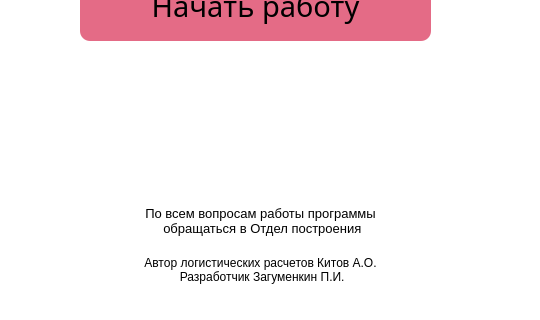
Before: the Qt Designer form data/ui/authorization.ui in PavelZagumenkin/Malina_Orders_v2, drawn with Qt 5; both pictures show x 740 to 1280 and y 400 to 720 of the 1280 by 720 pixel window.
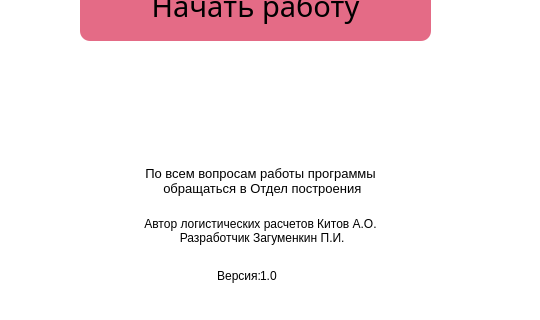
After: the same form once the commit is applied. Icons and pictures are not drawn.

Patch:
```diff
--- a/data/ui/authorization.ui
+++ b/data/ui/authorization.ui
@@ -140,7 +140,7 @@
     <property name="geometry">
      <rect>
       <x>820</x>
-      <y>649</y>
+      <y>610</y>
       <width>361</width>
       <height>41</height>
      </rect>
@@ -246,7 +246,7 @@
     <property name="geometry">
      <rect>
       <x>830</x>
-      <y>590</y>
+      <y>550</y>
       <width>341</width>
       <height>61</height>
      </rect>
@@ -286,6 +286,60 @@
      <number>10</number>
     </property>
    </widget>
+   <widget class="QLabel" name="label_version_text">
+    <property name="geometry">
+     <rect>
+      <x>820</x>
+      <y>660</y>
+      <width>181</width>
+      <height>31</height>
+     </rect>
+    </property>
+    <property name="font">
+     <font>
+      <family>Arial</family>
+     </font>
+    </property>
+    <property name="layoutDirection">
+     <enum>Qt::LeftToRight</enum>
+    </property>
+    <property name="text">
+     <string>Версия:</string>
+    </property>
+    <property name="alignment">
+     <set>Qt::AlignRight|Qt::AlignTrailing|Qt::AlignVCenter</set>
+    </property>
+    <property name="margin">
+     <number>5</number>
+    </property>
+   </widget>
+   <widget class="QLabel" name="label_version_number">
+    <property name="geometry">
+     <rect>
+      <x>1000</x>
+      <y>660</y>
+      <width>181</width>
+      <height>31</height>
+     </rect>
+    </property>
+    <property name="font">
+     <font>
+      <family>Arial</family>
+     </font>
+    </property>
+    <property name="layoutDirection">
+     <enum>Qt::LeftToRight</enum>
+    </property>
+    <property name="text">
+     <string>1.0</string>
+    </property>
+    <property name="alignment">
+     <set>Qt::AlignLeading|Qt::AlignLeft|Qt::AlignVCenter</set>
+    </property>
+    <property name="margin">
+     <number>5</number>
+    </property>
+   </widget>
   </widget>
  </widget>
  <resources/>
```
